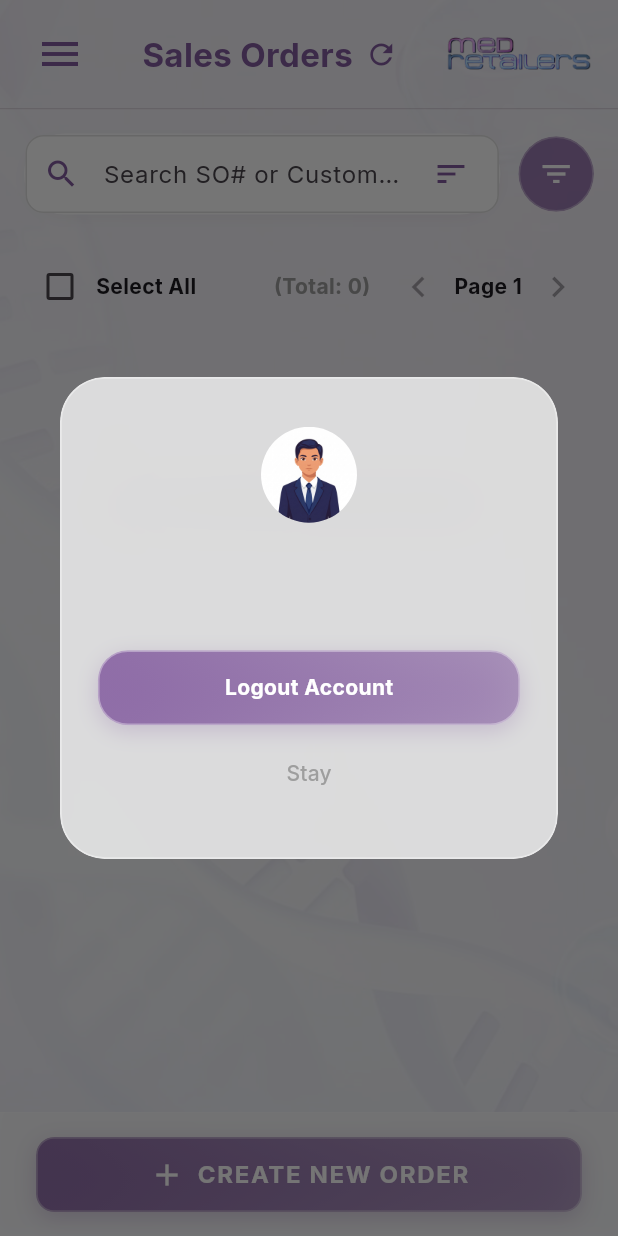
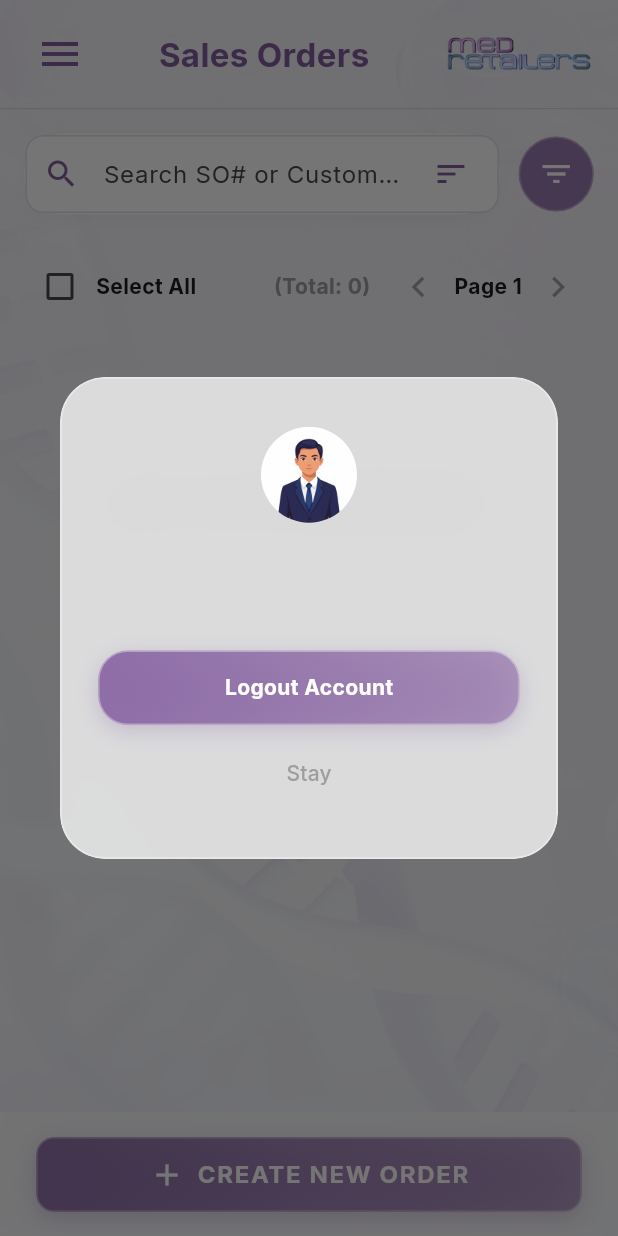
Before and after one commit to LetscodeJosh/MedRetailers-App, a Flutter app: the SalesOrderListScreen screen opened by its route, after a tap on the "menu" icon, on a phone screen of 412 x 824 dp. Run offline on Flutter 3.47's test engine with Material 3 defaults, Android fonts, the phone set to English and light mode, and no system bars; our stand-ins replace cookie_jar, dio, dio_cookie_manager, google_fonts, share_plus, shared_preferences; accounts and stored records are empty; network calls fail.

Commit message:
feat: remove manual refresh icon, only show loading indicator next to title when refreshing

```diff
--- a/lib/features/sales_order/sales_order_list_screen.dart
+++ b/lib/features/sales_order/sales_order_list_screen.dart
@@ -973,14 +973,7 @@ class _SalesOrderListScreenState extends State<SalesOrderListScreen> with Single
                                     color: Color(0xFF835C9F),
                                   ),
                                 )
-                              : GestureDetector(
-                                  onTap: _loadInitialData,
-                                  child: const Icon(
-                                    Icons.refresh,
-                                    size: 22,
-                                    color: Color(0xFF835C9F),
-                                  ),
-                                ),
+                              : const SizedBox.shrink(),
                         ],
                       ),
                       Image.asset(
```
